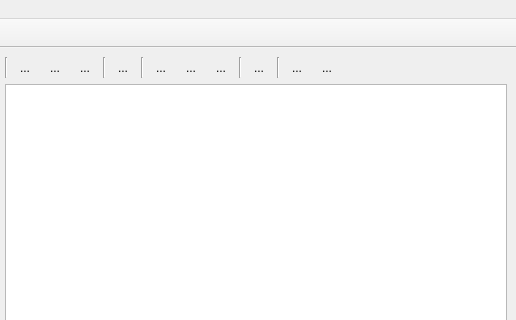
Above: bAdmin/mainwindow.ui from arcirk/bAdmin before the change; both pictures show x 284 to 800 and y 0 to 320 of the 800 by 600 pixel window. Below: the same form after it.
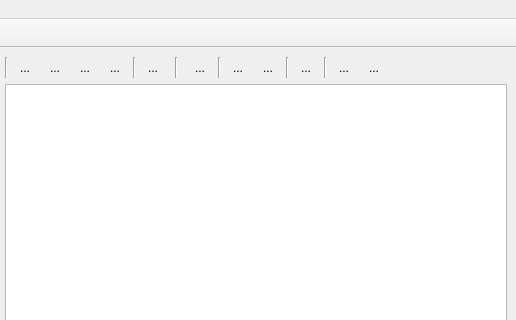
That is the form after the change. Icons and pictures are not drawn.

```diff
--- a/bAdmin/mainwindow.ui
+++ b/bAdmin/mainwindow.ui
@@ -110,6 +110,23 @@
          </property>
         </widget>
        </item>
+       <item>
+        <widget class="QToolButton" name="btnSendClientRelease">
+         <property name="toolTip">
+          <string>Загрузить новую версию мобильного приложения</string>
+         </property>
+         <property name="text">
+          <string>...</string>
+         </property>
+         <property name="icon">
+          <iconset resource="resurses.qrc">
+           <normaloff>:/img/save.png</normaloff>:/img/save.png</iconset>
+         </property>
+         <property name="autoRaise">
+          <bool>true</bool>
+         </property>
+        </widget>
+       </item>
        <item>
         <widget class="QLabel" name="label_2">
          <property name="maximumSize">
@@ -129,6 +146,39 @@
          </property>
         </widget>
        </item>
+       <item>
+        <widget class="QToolButton" name="btnInfo">
+         <property name="text">
+          <string>...</string>
+         </property>
+         <property name="icon">
+          <iconset resource="resurses.qrc">
+           <normaloff>:/img/!.png</normaloff>:/img/!.png</iconset>
+         </property>
+         <property name="autoRaise">
+          <bool>true</bool>
+         </property>
+        </widget>
+       </item>
+       <item>
+        <widget class="QLabel" name="label_6">
+         <property name="minimumSize">
+          <size>
+           <width>2</width>
+           <height>0</height>
+          </size>
+         </property>
+         <property name="frameShape">
+          <enum>QFrame::VLine</enum>
+         </property>
+         <property name="frameShadow">
+          <enum>QFrame::Sunken</enum>
+         </property>
+         <property name="text">
+          <string/>
+         </property>
+        </widget>
+       </item>
        <item>
         <widget class="QToolButton" name="toolButton">
          <property name="toolTip">
@@ -205,23 +255,6 @@
          </property>
         </widget>
        </item>
-       <item>
-        <widget class="QToolButton" name="btnSendClientRelease">
-         <property name="toolTip">
-          <string>Загрузить новую версию мобильного приложения</string>
-         </property>
-         <property name="text">
-          <string>...</string>
-         </property>
-         <property name="icon">
-          <iconset resource="resurses.qrc">
-           <normaloff>:/img/copyToDisk.png</normaloff>:/img/copyToDisk.png</iconset>
-         </property>
-         <property name="autoRaise">
-          <bool>true</bool>
-         </property>
-        </widget>
-       </item>
        <item>
         <widget class="QLabel" name="label_4">
          <property name="maximumSize">
```
